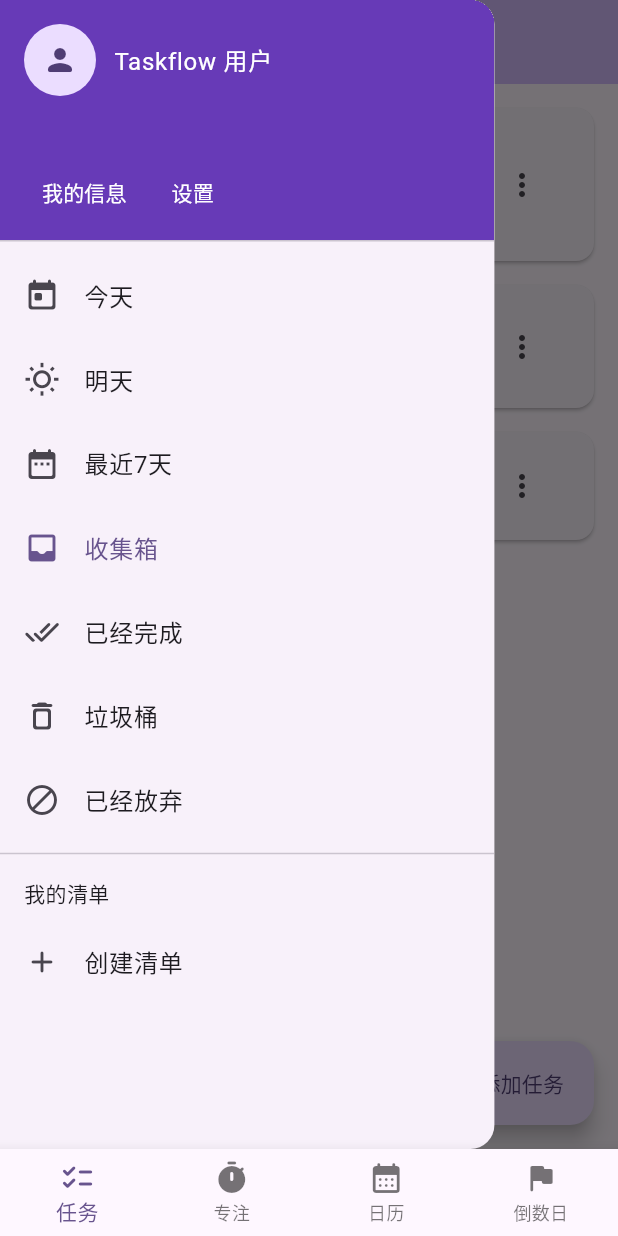
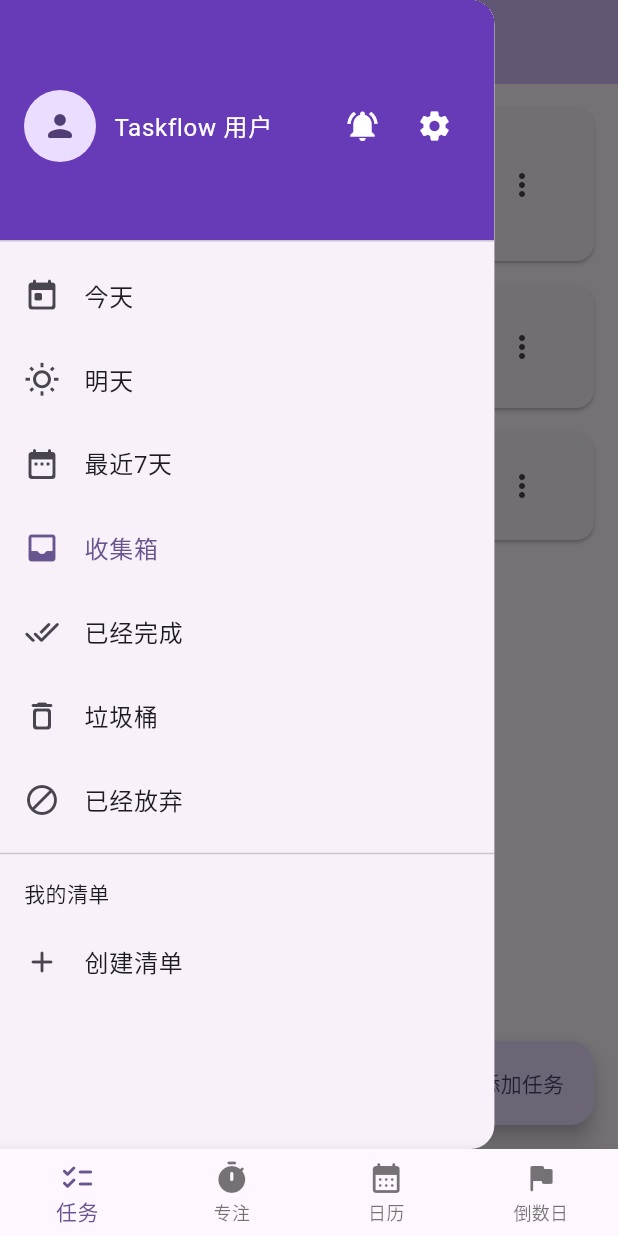
Before and after one commit to calmpunct/TaskFlow, a Flutter app: the screen it shows after launch, with the side drawer open, on a phone screen of 412 x 824 dp. Run offline on Flutter 3.47's test engine with Material 3 defaults, Android fonts, the phone set to English and light mode, and no system bars; our stand-ins replace hive_flutter; accounts and stored records are empty.

Commit message:
任务功能初步构建完成

```diff
--- a/lib/pages/task_page.dart
+++ b/lib/pages/task_page.dart
@@ -77,9 +77,9 @@ class _TaskPageState extends State<TaskPage> {
             children: [
               DrawerHeader(
                 decoration: const BoxDecoration(color: Colors.deepPurple),
-                child: Column(
+                child: Row(
                   mainAxisAlignment: MainAxisAlignment.spaceBetween,
-                  crossAxisAlignment: CrossAxisAlignment.start,
+                  crossAxisAlignment: CrossAxisAlignment.center,
                   children: [
                     Row(
                       children: [
@@ -88,29 +88,23 @@ class _TaskPageState extends State<TaskPage> {
                           child: Icon(Icons.person_rounded),
                         ),
                         const SizedBox(width: 12),
-                        const Expanded(
-                          child: Text(
-                            'Taskflow 用户',
-                            style: TextStyle(color: Colors.white, fontSize: 16),
-                          ),
+                        const Text(
+                          'Taskflow 用户',
+                          style: TextStyle(color: Colors.white, fontSize: 16),
                         ),
                       ],
                     ),
                     Row(
                       children: [
-                        TextButton(
+                        IconButton(
                           onPressed: () => _showComingSoon('我的信息'),
-                          child: const Text(
-                            '我的信息',
-                            style: TextStyle(color: Colors.white),
-                          ),
+                          icon: const Icon(Icons.notifications_active, color: Colors.white),
+                          tooltip: '我的信息',
                         ),
-                        TextButton(
+                        IconButton(
                           onPressed: () => _showComingSoon('设置'),
-                          child: const Text(
-                            '设置',
-                            style: TextStyle(color: Colors.white),
-                          ),
+                          icon: const Icon(Icons.settings, color: Colors.white),
+                          tooltip: '设置',
                         ),
                       ],
                     ),
```
